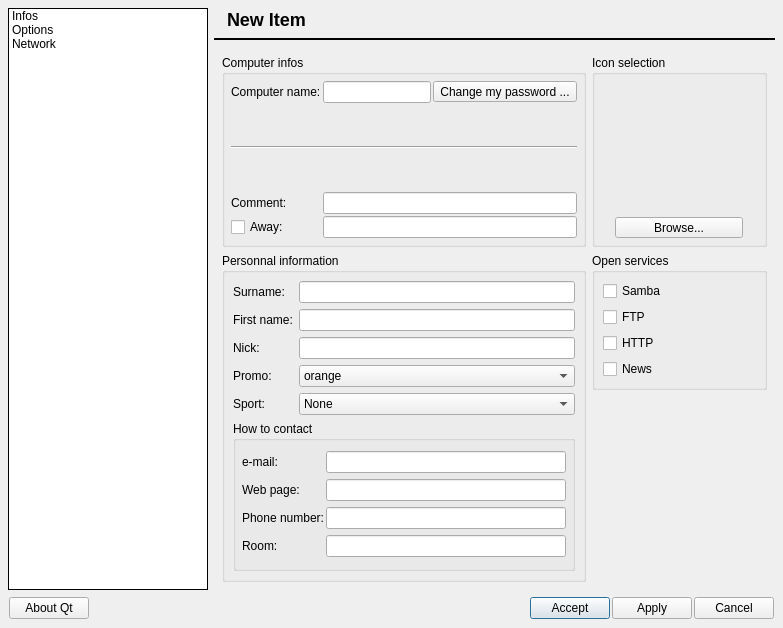
Above: core/rzxpropertyui.ui from Fruneau/qRezix before the change. Below: the same form after it.
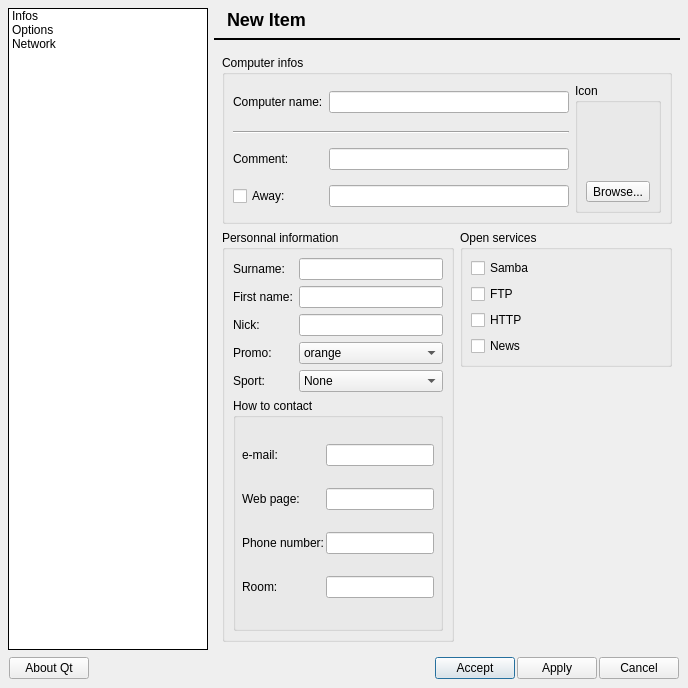
That is the form after the change. Icons and pictures are not drawn.

What changed in the file:
```diff
--- a/core/rzxpropertyui.ui
+++ b/core/rzxpropertyui.ui
@@ -8,8 +8,8 @@
    <rect>
     <x>0</x>
     <y>0</y>
-    <width>783</width>
-    <height>628</height>
+    <width>688</width>
+    <height>688</height>
    </rect>
   </property>
   <property name="windowTitle" >
@@ -25,171 +25,6 @@
    <property name="spacing" >
     <number>6</number>
    </property>
-   <item row="0" column="1" >
-    <layout class="QGridLayout" >
-     <property name="margin" >
-      <number>0</number>
-     </property>
-     <property name="spacing" >
-      <number>6</number>
-     </property>
-     <item row="0" column="1" >
-      <widget class="QLabel" name="lblTitle" >
-       <property name="sizePolicy" >
-        <sizepolicy>
-         <hsizetype>7</hsizetype>
-         <vsizetype>0</vsizetype>
-         <horstretch>0</horstretch>
-         <verstretch>0</verstretch>
-        </sizepolicy>
-       </property>
-       <property name="minimumSize" >
-        <size>
-         <width>0</width>
-         <height>24</height>
-        </size>
-       </property>
-       <property name="maximumSize" >
-        <size>
-         <width>32767</width>
-         <height>24</height>
-        </size>
-       </property>
-       <property name="text" >
-        <string>&lt;h2>New Item&lt;/h2></string>
-       </property>
-      </widget>
-     </item>
-     <item row="0" column="0" >
-      <widget class="QLabel" name="lblTitleIcon" >
-       <property name="text" >
-        <string/>
-       </property>
-      </widget>
-     </item>
-     <item row="1" column="0" colspan="2" >
-      <widget class="Line" name="line4" >
-       <property name="frameShape" >
-        <enum>QFrame::HLine</enum>
-       </property>
-       <property name="frameShadow" >
-        <enum>QFrame::Plain</enum>
-       </property>
-       <property name="lineWidth" >
-        <number>2</number>
-       </property>
-       <property name="orientation" >
-        <enum>Qt::Horizontal</enum>
-       </property>
-      </widget>
-     </item>
-    </layout>
-   </item>
-   <item row="2" column="0" colspan="2" >
-    <layout class="QHBoxLayout" >
-     <property name="margin" >
-      <number>1</number>
-     </property>
-     <property name="spacing" >
-      <number>2</number>
-     </property>
-     <item>
-      <widget class="QPushButton" name="btnAboutQt" >
-       <property name="text" >
-        <string>About Qt</string>
-       </property>
-      </widget>
-     </item>
-     <item>
-      <spacer>
-       <property name="orientation" >
-        <enum>Qt::Horizontal</enum>
-       </property>
-       <property name="sizeType" >
-        <enum>QSizePolicy::Expanding</enum>
-       </property>
-       <property name="sizeHint" >
-        <size>
-         <width>213</width>
-         <height>20</height>
-        </size>
-       </property>
-      </spacer>
-     </item>
-     <item>
-      <widget class="QPushButton" name="btnOK" >
-       <property name="text" >
-        <string>Accept</string>
-       </property>
-       <property name="default" >
-        <bool>true</bool>
-       </property>
-      </widget>
-     </item>
-     <item>
-      <widget class="QPushButton" name="btnMiseAJour" >
-       <property name="text" >
-        <string>Apply</string>
-       </property>
-       <property name="default" >
-        <bool>false</bool>
-       </property>
-      </widget>
-     </item>
-     <item>
-      <widget class="QPushButton" name="btnAnnuler" >
-       <property name="text" >
-        <string>Cancel</string>
-       </property>
-      </widget>
-     </item>
-    </layout>
-   </item>
-   <item rowspan="2" row="0" column="0" >
-    <widget class="QListWidget" name="lbMenu" >
-     <property name="sizePolicy" >
-      <sizepolicy>
-       <hsizetype>5</hsizetype>
-       <vsizetype>7</vsizetype>
-       <horstretch>0</horstretch>
-       <verstretch>0</verstretch>
-      </sizepolicy>
-     </property>
-     <property name="minimumSize" >
-      <size>
-       <width>120</width>
-       <height>0</height>
-      </size>
-     </property>
-     <property name="maximumSize" >
-      <size>
-       <width>200</width>
-       <height>16777215</height>
-      </size>
-     </property>
-     <property name="frameShape" >
-      <enum>QFrame::Panel</enum>
-     </property>
-     <property name="frameShadow" >
-      <enum>QFrame::Plain</enum>
-     </property>
-     <item>
-      <property name="text" >
-       <string>Infos</string>
-      </property>
-     </item>
-     <item>
-      <property name="text" >
-       <string>Options</string>
-      </property>
-     </item>
-     <item>
-      <property name="text" >
-       <string>Network</string>
-      </property>
-     </item>
-    </widget>
-   </item>
    <item row="1" column="1" >
     <widget class="QStackedWidget" name="prefStack" >
      <property name="sizePolicy" >
@@ -211,6 +46,259 @@
        <property name="spacing" >
         <number>6</number>
        </property>
+       <item row="0" column="0" colspan="2" >
+        <widget class="QGroupBox" name="grpInfoRezix" >
+         <property name="sizePolicy" >
+          <sizepolicy>
+           <hsizetype>7</hsizetype>
+           <vsizetype>5</vsizetype>
+           <horstretch>0</horstretch>
+           <verstretch>0</verstretch>
+          </sizepolicy>
+         </property>
+         <property name="title" >
+          <string>Computer infos</string>
+         </property>
+         <layout class="QGridLayout" >
+          <property name="margin" >
+           <number>8</number>
+          </property>
+          <property name="spacing" >
+           <number>6</number>
+          </property>
+          <item rowspan="4" row="0" column="2" >
+           <widget class="QGroupBox" name="grpIcon" >
+            <property name="title" >
+             <string>Icon</string>
+            </property>
+            <layout class="QVBoxLayout" >
+             <property name="margin" >
+              <number>8</number>
+             </property>
+             <property name="spacing" >
+              <number>6</number>
+             </property>
+             <item>
+              <widget class="QLabel" name="pxmIcon" >
+               <property name="sizePolicy" >
+                <sizepolicy>
+                 <hsizetype>5</hsizetype>
+                 <vsizetype>0</vsizetype>
+                 <horstretch>0</horstretch>
+                 <verstretch>0</verstretch>
+                </sizepolicy>
+               </property>
+               <property name="minimumSize" >
+                <size>
+                 <width>64</width>
+                 <height>64</height>
+                </size>
+               </property>
+               <property name="maximumSize" >
+                <size>
+                 <width>92</width>
+                 <height>64</height>
+                </size>
+               </property>
+               <property name="pixmap" >
+                <pixmap/>
+               </property>
+               <property name="scaledContents" >
+                <bool>false</bool>
+               </property>
+               <property name="alignment" >
+                <set>Qt::AlignHCenter</set>
+               </property>
+               <property name="buddy" >
+                <cstring></cstring>
+               </property>
+              </widget>
+             </item>
+             <item>
+              <widget class="QToolButton" name="btnBrowse" >
+               <property name="sizePolicy" >
+                <sizepolicy>
+                 <hsizetype>5</hsizetype>
+                 <vsizetype>5</vsizetype>
+                 <horstretch>0</horstretch>
+                 <verstretch>0</verstretch>
+                </sizepolicy>
+               </property>
+               <property name="text" >
+                <string>Browse...</string>
+               </property>
+               <property name="autoRaise" >
+                <bool>false</bool>
+               </property>
+              </widget>
+             </item>
+            </layout>
+           </widget>
+          </item>
+          <item row="3" column="1" >
+           <widget class="QLineEdit" name="txtAutoResponderMsg" >
+            <property name="whatsThis" >
+             <string>&lt;h3>Responder&lt;/h3>&lt;p>When you are away, people who want to chat with you will receive this message&lt;/p></string>
+            </property>
+           </widget>
+          </item>
+          <item row="2" column="1" >
+           <widget class="QLineEdit" name="remarque" >
+            <property name="whatsThis" >
+             <string>&lt;h3>Comment&lt;/h3>&lt;p>Tell here what you want...&lt;/p></string>
+            </property>
+           </widget>
+          </item>
+          <item row="1" column="0" colspan="2" >
+           <widget class="Line" name="line7" >
+            <property name="frameShape" >
+             <enum>QFrame::HLine</enum>
+            </property>
+            <property name="frameShadow" >
+             <enum>QFrame::Sunken</enum>
+            </property>
+            <property name="orientation" >
+             <enum>Qt::Horizontal</enum>
+            </property>
+           </widget>
+          </item>
+          <item row="0" column="1" >
+           <widget class="QLineEdit" name="hostname" >
+            <property name="sizePolicy" >
+             <sizepolicy>
+              <hsizetype>3</hsizetype>
+              <vsizetype>0</vsizetype>
+              <horstretch>0</horstretch>
+              <verstretch>0</verstretch>
+             </sizepolicy>
+            </property>
+            <property name="whatsThis" >
+             <string>&lt;h3>Computer name&lt;/h3>
+&lt;p>Name of your computer on the network. You can choose it here&lt;/p>
+&lt;p>Your name should only contains letters, numbers et '-', should not begin or finish with a '-' and each '-' should be isolated. Moreover, this name can't be more than 24 characters long&lt;/p></string>
+            </property>
+            <property name="cursorPosition" >
+             <number>0</number>
+            </property>
+           </widget>
+          </item>
+          <item row="3" column="0" >
+           <widget class="QCheckBox" name="chkAutoResponder" >
+            <property name="whatsThis" >
+             <string>&lt;h3>Away&lt;/h3>&lt;p>Check this case if you want to be marked away by default&lt;/p></string>
+            </property>
+            <property name="text" >
+             <string>Away:</string>
+            </property>
+           </widget>
+          </item>
+          <item row="2" column="0" >
+           <widget class="QLabel" name="lblRem" >
+            <property name="text" >
+             <string>Comment:</string>
+            </property>
+            <property name="textFormat" >
+             <enum>Qt::PlainText</enum>
+            </property>
+            <property name="buddy" >
+             <cstring>remarque</cstring>
+            </property>
+           </widget>
+          </item>
+          <item row="0" column="0" >
+           <widget class="QLabel" name="lblHostname" >
+            <property name="text" >
+             <string>Computer name:</string>
+            </property>
+            <property name="textFormat" >
+             <enum>Qt::PlainText</enum>
+            </property>
+            <property name="buddy" >
+             <cstring>hostname</cstring>
+            </property>
+           </widget>
+          </item>
+         </layout>
+        </widget>
+       </item>
+       <item row="2" column="1" >
+        <spacer>
+         <property name="orientation" >
+          <enum>Qt::Vertical</enum>
+         </property>
+         <property name="sizeType" >
+          <enum>QSizePolicy::Expanding</enum>
+         </property>
+         <property name="sizeHint" >
+          <size>
+           <width>20</width>
+           <height>41</height>
+          </size>
+         </property>
+        </spacer>
+       </item>
+       <item row="1" column="1" >
+        <widget class="QGroupBox" name="groupServices" >
+         <property name="whatsThis" >
+          <string>&lt;h3>Open services&lt;/h3>&lt;p>Select the servers you want to share with all the users of the network. If a server is not present, it won't be displayed as present&lt;/p></string>
+         </property>
+         <property name="title" >
+          <string>Open services</string>
+         </property>
+         <layout class="QGridLayout" >
+          <property name="margin" >
+           <number>8</number>
+          </property>
+          <property name="spacing" >
+           <number>6</number>
+          </property>
+          <item row="0" column="0" >
+           <widget class="QCheckBox" name="CbSamba" >
+            <property name="sizePolicy" >
+             <sizepolicy>
+              <hsizetype>3</hsizetype>
+              <vsizetype>0</vsizetype>
+              <horstretch>0</horstretch>
+              <verstretch>0</verstretch>
+             </sizepolicy>
+            </property>
+            <property name="text" >
+             <string>Samba</string>
+            </property>
+           </widget>
+          </item>
+          <item row="1" column="0" >
+           <widget class="QCheckBox" name="CbFTP" >
+            <property name="sizePolicy" >
+             <sizepolicy>
+              <hsizetype>3</hsizetype>
+              <vsizetype>0</vsizetype>
+              <horstretch>0</horstretch>
+              <verstretch>0</verstretch>
+             </sizepolicy>
+            </property>
+            <property name="text" >
+             <string>FTP</string>
+            </property>
+           </widget>
+          </item>
+          <item row="2" column="0" >
+           <widget class="QCheckBox" name="CbHTTP" >
+            <property name="text" >
+             <string>HTTP</string>
+            </property>
+           </widget>
+          </item>
+          <item row="3" column="0" >
+           <widget class="QCheckBox" name="CbNews" >
+            <property name="text" >
+             <string>News</string>
+            </property>
+           </widget>
+          </item>
+         </layout>
+        </widget>
+       </item>
        <item rowspan="2" row="1" column="0" >
         <widget class="QGroupBox" name="grpInfoPerso" >
          <property name="sizePolicy" >
@@ -547,353 +635,6 @@
          </layout>
         </widget>
        </item>
-       <item row="0" column="0" >
-        <widget class="QGroupBox" name="grpInfoRezix" >
-         <property name="sizePolicy" >
-          <sizepolicy>
-           <hsizetype>7</hsizetype>
-           <vsizetype>5</vsizetype>
-           <horstretch>0</horstretch>
-           <verstretch>0</verstretch>
-          </sizepolicy>
-         </property>
-         <property name="title" >
-          <string>Computer infos</string>
-         </property>
-         <layout class="QGridLayout" >
-          <property name="margin" >
-           <number>6</number>
-          </property>
-          <property name="spacing" >
-           <number>2</number>
-          </property>
-          <item row="0" column="2" >
-           <widget class="QToolButton" name="btnChangePass" >
-            <property name="whatsThis" >
-             <string>&lt;h3>Change my password&lt;/h3>&lt;p>Your connection with the server is secured with a password... This password is defined the first time you get connected to the server, but it can be change&lt;/p></string>
-            </property>
-            <property name="text" >
-             <string>Change my password ...</string>
-            </property>
-            <property name="autoRaise" >
-             <bool>false</bool>
-            </property>
-           </widget>
-          </item>
-          <item row="0" column="1" >
-           <widget class="QLineEdit" name="hostname" >
-            <property name="sizePolicy" >
-             <sizepolicy>
-              <hsizetype>3</hsizetype>
-              <vsizetype>0</vsizetype>
-              <horstretch>0</horstretch>
-              <verstretch>0</verstretch>
-             </sizepolicy>
-            </property>
-            <property name="whatsThis" >
-             <string>&lt;h3>Computer name&lt;/h3>
-&lt;p>Name of your computer on the network. You can choose it here&lt;/p>
-&lt;p>Your name should only contains letters, numbers et '-', should not begin or finish with a '-' and each '-' should be isolated. Moreover, this name can't be more than 24 characters long&lt;/p></string>
-            </property>
-            <property name="cursorPosition" >
-             <number>0</number>
-            </property>
-           </widget>
-          </item>
-          <item row="0" column="0" >
-           <widget class="QLabel" name="lblHostname" >
-            <property name="text" >
-             <string>Computer name:</string>
-            </property>
-            <property name="textFormat" >
-             <enum>Qt::PlainText</enum>
-            </property>
-            <property name="buddy" >
-             <cstring>hostname</cstring>
-            </property>
-           </widget>
-          </item>
-          <item row="5" column="0" >
-           <widget class="QCheckBox" name="chkAutoResponder" >
-            <property name="whatsThis" >
-             <string>&lt;h3>Away&lt;/h3>&lt;p>Check this case if you want to be marked away by default&lt;/p></string>
-            </property>
-            <property name="text" >
-             <string>Away:</string>
-            </property>
-           </widget>
-          </item>
-          <item row="5" column="1" colspan="2" >
-           <widget class="QLineEdit" name="txtAutoResponderMsg" >
-            <property name="whatsThis" >
-             <string>&lt;h3>Responder&lt;/h3>&lt;p>When you are away, people who want to chat with you will receive this message&lt;/p></string>
-            </property>
-           </widget>
-          </item>
-          <item row="4" column="0" >
-           <widget class="QLabel" name="lblRem" >
-            <property name="text" >
-             <string>Comment:</string>
-            </property>
-            <property name="textFormat" >
-             <enum>Qt::PlainText</enum>
-            </property>
-            <property name="buddy" >
-             <cstring>remarque</cstring>
-            </property>
-           </widget>
-          </item>
-          <item row="4" column="1" colspan="2" >
-           <widget class="QLineEdit" name="remarque" >
-            <property name="whatsThis" >
-             <string>&lt;h3>Comment&lt;/h3>&lt;p>Tell here what you want...&lt;/p></string>
-            </property>
-           </widget>
-          </item>
-          <item row="2" column="0" colspan="3" >
-           <widget class="Line" name="line7" >
-            <property name="frameShape" >
-             <enum>QFrame::HLine</enum>
-            </property>
-            <property name="frameShadow" >
-             <enum>QFrame::Sunken</enum>
-            </property>
-            <property name="orientation" >
-             <enum>Qt::Horizontal</enum>
-            </property>
-           </widget>
-          </item>
-          <item row="3" column="1" >
-           <spacer>
-            <property name="orientation" >
-             <enum>Qt::Vertical</enum>
-            </property>
-            <property name="sizeType" >
-             <enum>QSizePolicy::Expanding</enum>
-            </property>
-            <property name="sizeHint" >
-             <size>
-              <width>20</width>
-              <height>10</height>
-             </size>
-            </property>
-           </spacer>
-          </item>
-          <item row="1" column="1" >
-           <spacer>
-            <property name="orientation" >
-             <enum>Qt::Vertical</enum>
-            </property>
-            <property name="sizeType" >
-             <enum>QSizePolicy::Expanding</enum>
-            </property>
-            <property name="sizeHint" >
-             <size>
-              <width>20</width>
-              <height>10</height>
-             </size>
-            </property>
-           </spacer>
-          </item>
-         </layout>
-        </widget>
-       </item>
-       <item row="2" column="1" >
-        <spacer>
-         <property name="orientation" >
-          <enum>Qt::Vertical</enum>
-         </property>
-         <property name="sizeType" >
-          <enum>QSizePolicy::Expanding</enum>
-         </property>
-         <property name="sizeHint" >
-          <size>
-           <width>20</width>
-           <height>41</height>
-          </size>
-         </property>
-        </spacer>
-       </item>
-       <item row="0" column="1" >
-        <widget class="QGroupBox" name="groupBox31" >
-         <property name="sizePolicy" >
-          <sizepolicy>
-           <hsizetype>5</hsizetype>
-           <vsizetype>5</vsizetype>
-           <horstretch>0</horstretch>
-           <verstretch>0</verstretch>
-          </sizepolicy>
-         </property>
-         <property name="minimumSize" >
-          <size>
-           <width>16</width>
-           <height>16</height>
-          </size>
-         </property>
-         <property name="whatsThis" >
-          <string>&lt;h3>Icon&lt;/h3>&lt;p>Select a small picture (64x64) which will be a kind of logo for your computer&lt;/p></string>
-         </property>
-         <property name="title" >
-          <string>Icon selection</string>
-         </property>
-         <layout class="QGridLayout" >
-          <property name="margin" >
-           <number>6</number>
-          </property>
-          <property name="spacing" >
-           <number>2</number>
-          </property>
-          <item row="1" column="0" >
-           <widget class="QLabel" name="pxmIcon" >
-            <property name="sizePolicy" >
-             <sizepolicy>
-              <hsizetype>5</hsizetype>
-              <vsizetype>0</vsizetype>
-              <horstretch>0</horstretch>
-              <verstretch>0</verstretch>
-             </sizepolicy>
-            </property>
-            <property name="minimumSize" >
-             <size>
-              <width>16</width>
-              <height>16</height>
-             </size>
-            </property>
-            <property name="maximumSize" >
-             <size>
-              <width>128</width>
-              <height>64</height>
-             </size>
-            </property>
-            <property name="pixmap" >
-             <pixmap/>
-            </property>
-            <property name="scaledContents" >
-             <bool>false</bool>
-            </property>
-            <property name="alignment" >
-             <set>Qt::AlignHCenter</set>
-            </property>
-            <property name="buddy" >
-             <cstring>btnBrowse</cstring>
-            </property>
-           </widget>
-          </item>
-          <item row="3" column="0" >
-           <widget class="QToolButton" name="btnBrowse" >
-            <property name="sizePolicy" >
-             <sizepolicy>
-              <hsizetype>5</hsizetype>
-              <vsizetype>5</vsizetype>
-              <horstretch>0</horstretch>
-              <verstretch>0</verstretch>
-             </sizepolicy>
-            </property>
-            <property name="text" >
-             <string>Browse...</string>
-            </property>
-            <property name="autoRaise" >
-             <bool>false</bool>
-            </property>
-           </widget>
-          </item>
-          <item row="2" column="0" >
-           <spacer>
-            <property name="orientation" >
-             <enum>Qt::Vertical</enum>
-            </property>
-            <property name="sizeType" >
-             <enum>QSizePolicy::Expanding</enum>
-            </property>
-            <property name="sizeHint" >
-             <size>
-              <width>16</width>
-              <height>16</height>
-             </size>
-            </property>
-           </spacer>
-          </item>
-          <item row="0" column="0" >
-           <spacer>
-            <property name="orientation" >
-             <enum>Qt::Vertical</enum>
-            </property>
-            <property name="sizeType" >
-             <enum>QSizePolicy::Expanding</enum>
-            </property>
-            <property name="sizeHint" >
-             <size>
-              <width>16</width>
-              <height>16</height>
-             </size>
-            </property>
-           </spacer>
-          </item>
-         </layout>
-        </widget>
-       </item>
-       <item row="1" column="1" >
-        <widget class="QGroupBox" name="groupServices" >
-         <property name="whatsThis" >
-          <string>&lt;h3>Open services&lt;/h3>&lt;p>Select the servers you want to share with all the users of the network. If a server is not present, it won't be displayed as present&lt;/p></string>
-         </property>
-         <property name="title" >
-          <string>Open services</string>
-         </property>
-         <layout class="QGridLayout" >
-          <property name="margin" >
-           <number>8</number>
-          </property>
-          <property name="spacing" >
-           <number>6</number>
-          </property>
-          <item row="0" column="0" >
-           <widget class="QCheckBox" name="CbSamba" >
-            <property name="sizePolicy" >
-             <sizepolicy>
-              <hsizetype>3</hsizetype>
-              <vsizetype>0</vsizetype>
-              <horstretch>0</horstretch>
-              <verstretch>0</verstretch>
-             </sizepolicy>
-            </property>
-            <property name="text" >
-             <string>Samba</string>
-            </property>
-           </widget>
-          </item>
-          <item row="1" column="0" >
-           <widget class="QCheckBox" name="CbFTP" >
-            <property name="sizePolicy" >
-             <sizepolicy>
-              <hsizetype>3</hsizetype>
-              <vsizetype>0</vsizetype>
-              <horstretch>0</horstretch>
-              <verstretch>0</verstretch>
-             </sizepolicy>
-            </property>
-            <property name="text" >
-             <string>FTP</string>
-            </property>
-           </widget>
-          </item>
-          <item row="2" column="0" >
-           <widget class="QCheckBox" name="CbHTTP" >
-            <property name="text" >
-             <string>HTTP</string>
-            </property>
-           </widget>
-          </item>
-          <item row="3" column="0" >
-           <widget class="QCheckBox" name="CbNews" >
-            <property name="text" >
-             <string>News</string>
-            </property>
-           </widget>
-          </item>
-         </layout>
-        </widget>
-       </item>
       </layout>
      </widget>
      <widget class="QWidget" name="pageMisc" >
@@ -1486,17 +1227,172 @@
      </widget>
     </widget>
    </item>
+   <item row="0" column="1" >
+    <layout class="QGridLayout" >
+     <property name="margin" >
+      <number>0</number>
+     </property>
+     <property name="spacing" >
+      <number>6</number>
+     </property>
+     <item row="0" column="1" >
+      <widget class="QLabel" name="lblTitle" >
+       <property name="sizePolicy" >
+        <sizepolicy>
+         <hsizetype>7</hsizetype>
+         <vsizetype>0</vsizetype>
+         <horstretch>0</horstretch>
+         <verstretch>0</verstretch>
+        </sizepolicy>
+       </property>
+       <property name="minimumSize" >
+        <size>
+         <width>0</width>
+         <height>24</height>
+        </size>
+       </property>
+       <property name="maximumSize" >
+        <size>
+         <width>32767</width>
+         <height>24</height>
+        </size>
+       </property>
+       <property name="text" >
+        <string>&lt;h2>New Item&lt;/h2></string>
+       </property>
+      </widget>
+     </item>
+     <item row="0" column="0" >
+      <widget class="QLabel" name="lblTitleIcon" >
+       <property name="text" >
+        <string/>
+       </property>
+      </widget>
+     </item>
+     <item row="1" column="0" colspan="2" >
+      <widget class="Line" name="line4" >
+       <property name="frameShape" >
+        <enum>QFrame::HLine</enum>
+       </property>
+       <property name="frameShadow" >
+        <enum>QFrame::Plain</enum>
+       </property>
+       <property name="lineWidth" >
+        <number>2</number>
+       </property>
+       <property name="orientation" >
+        <enum>Qt::Horizontal</enum>
+       </property>
+      </widget>
+     </item>
+    </layout>
+   </item>
+   <item rowspan="2" row="0" column="0" >
+    <widget class="QListWidget" name="lbMenu" >
+     <property name="sizePolicy" >
+      <sizepolicy>
+       <hsizetype>5</hsizetype>
+       <vsizetype>7</vsizetype>
+       <horstretch>0</horstretch>
+       <verstretch>0</verstretch>
+      </sizepolicy>
+     </property>
+     <property name="minimumSize" >
+      <size>
+       <width>120</width>
+       <height>0</height>
+      </size>
+     </property>
+     <property name="maximumSize" >
+      <size>
+       <width>200</width>
+       <height>16777215</height>
+      </size>
+     </property>
+     <property name="frameShape" >
+      <enum>QFrame::Panel</enum>
+     </property>
+     <property name="frameShadow" >
+      <enum>QFrame::Plain</enum>
+     </property>
+     <item>
+      <property name="text" >
+       <string>Infos</string>
+      </property>
+     </item>
+     <item>
+      <property name="text" >
+       <string>Options</string>
+      </property>
+     </item>
+     <item>
+      <property name="text" >
+       <string>Network</string>
+      </property>
+     </item>
+    </widget>
+   </item>
+   <item row="2" column="0" colspan="2" >
+    <layout class="QHBoxLayout" >
+     <property name="margin" >
+      <number>1</number>
+     </property>
+     <property name="spacing" >
+      <number>2</number>
+     </property>
+     <item>
+      <widget class="QPushButton" name="btnAboutQt" >
+       <property name="text" >
+        <string>About Qt</string>
+       </property>
+      </widget>
+     </item>
+     <item>
+      <spacer>
+       <property name="orientation" >
+        <enum>Qt::Horizontal</enum>
+       </property>
+       <property name="sizeType" >
+        <enum>QSizePolicy::Expanding</enum>
+       </property>
+       <property name="sizeHint" >
+        <size>
+         <width>213</width>
+         <height>20</height>
+        </size>
+       </property>
+      </spacer>
+     </item>
+     <item>
+      <widget class="QPushButton" name="btnOK" >
+       <property name="text" >
+        <string>Accept</string>
+       </property>
+       <property name="default" >
+        <bool>true</bool>
+       </property>
+      </widget>
+     </item>
+     <item>
+      <widget class="QPushButton" name="btnMiseAJour" >
+       <property name="text" >
+        <string>Apply</string>
+       </property>
+       <property name="default" >
+        <bool>false</bool>
+       </property>
+      </widget>
+     </item>
+     <item>
+      <widget class="QPushButton" name="btnAnnuler" >
+       <property name="text" >
+        <string>Cancel</string>
+       </property>
+      </widget>
+     </item>
+    </layout>
+   </item>
   </layout>
-  <widget class="QWidget" name="" >
-   <property name="geometry" >
-    <rect>
-     <x>215</x>
-     <y>9</y>
-     <width>559</width>
-     <height>39</height>
-    </rect>
-   </property>
-  </widget>
  </widget>
  <layoutdefault spacing="2" margin="2" />
  <pixmapfunction></pixmapfunction>
```
Left out of the diff: 207 changed lines with no effect on the pictures.
